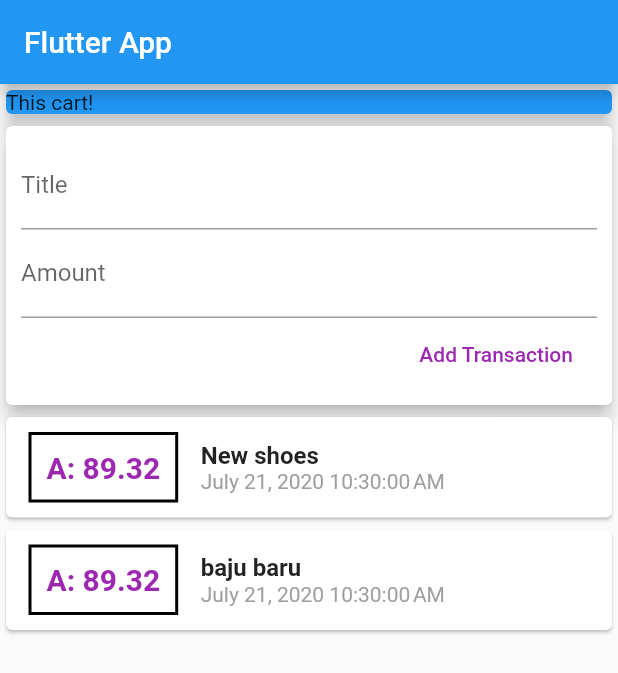
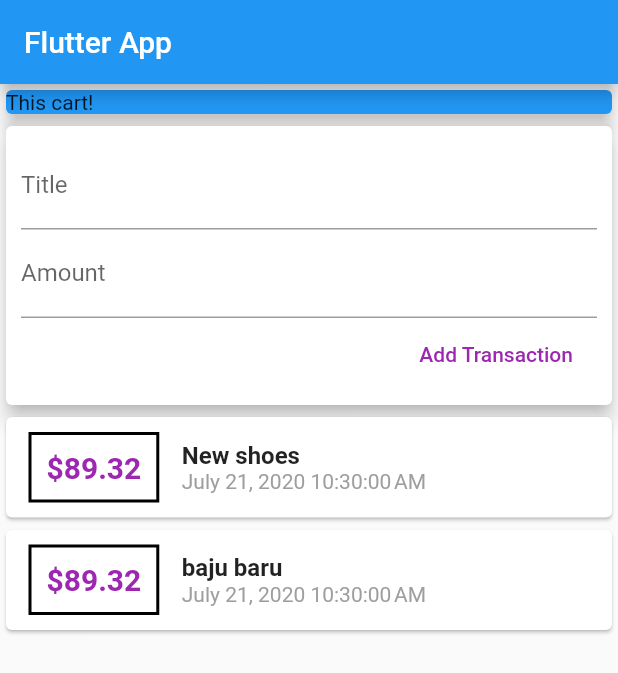
Before and after one commit to bahaso/flutter-practice, a Flutter app: the screen it shows after launch, on a phone screen of 412 x 824 dp. Shown: the top 673 px of the screen. Run offline on Flutter 3.47's test engine with Material 2 defaults, Android fonts, the phone set to English and light mode, and no system bars.

```diff
--- a/lib/widgets/transaction_list.dart
+++ b/lib/widgets/transaction_list.dart
@@ -9,21 +9,19 @@ class TransactionList extends StatelessWidget {
   Widget build(BuildContext context) {
     return Container(
       height: 300,
-      child: SingleChildScrollView(
-        child: Column(
-          children: transactions.map((tx) {
+      child: ListView.builder(
+        itemBuilder: (context, index) {
           return Card(
             child: Row(
               children: <Widget>[
                 Container(
-                      margin:
-                          EdgeInsets.symmetric(vertical: 10, horizontal: 15),
+                    margin: EdgeInsets.symmetric(vertical: 10, horizontal: 15),
                     // EdgeInsets.all(10.0),
                     decoration: BoxDecoration(
                         border: Border.all(color: Colors.black, width: 2)),
                     padding: EdgeInsets.all(10.0),
                     child: Text(
-                        'A: ${tx.amount}',
+                      '\$${transactions[index].amount}',
                       // tx.amount.toString(),
                       style: TextStyle(
                           fontWeight: FontWeight.bold,
@@ -34,12 +32,12 @@ class TransactionList extends StatelessWidget {
                   crossAxisAlignment: CrossAxisAlignment.start,
                   children: <Widget>[
                     Text(
-                        tx.title,
-                        style: TextStyle(
-                            fontSize: 16, fontWeight: FontWeight.bold),
+                      transactions[index].title,
+                      style:
+                          TextStyle(fontSize: 16, fontWeight: FontWeight.bold),
                     ),
                     Text(
-                        DateFormat().format(tx.date),
+                      DateFormat().format(transactions[index].date),
                       style: TextStyle(color: Colors.grey),
                     )
                   ],
@@ -47,8 +45,8 @@ class TransactionList extends StatelessWidget {
               ],
             ),
           );
-          }).toList(),
-        ),
+        },
+        itemCount: transactions.length,
       ),
     );
   }
```
Lines whose indentation alone changed are shown as unchanged.
